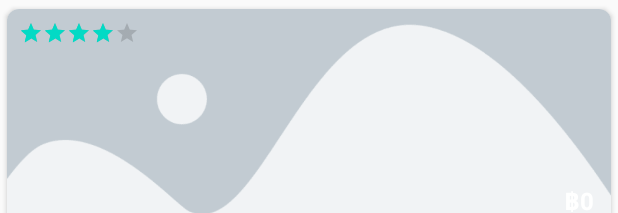
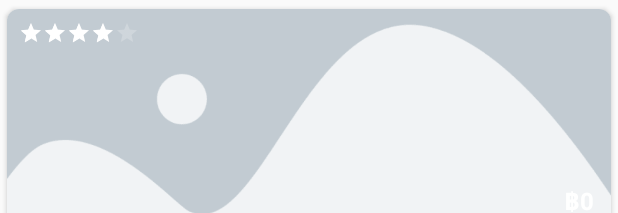
Before and after one commit to sjitprogrammer/CMTravel-kotlin, an Android app: the layout trip_item.xml on its own in the app's theme, with its tools: preview values and no code run, on a phone screen of 412 x 824 dp. Shown: the top 213 px of the screen. Run offline under Robolectric (Android 15) with nearby library versions, the phone set to English and light mode, and no system bars; Roboto replaces fonts that are not available here.

Commit message:
change color rating bar

```diff
--- a/app/src/main/res/layout/trip_item.xml
+++ b/app/src/main/res/layout/trip_item.xml
@@ -68,6 +68,7 @@
             android:layout_marginStart="8dp"
             android:layout_marginLeft="8dp"
             android:layout_marginTop="8dp"
+            android:theme="@style/RatingBar"
             app:layout_constraintStart_toStartOf="parent"
             app:layout_constraintTop_toTopOf="parent" />
     </androidx.constraintlayout.widget.ConstraintLayout>
--- a/app/src/main/res/values/styles.xml
+++ b/app/src/main/res/values/styles.xml
@@ -3,7 +3,6 @@
     <style name="AppTheme" parent="Theme.AppCompat.Light.NoActionBar">
         <!-- Customize your theme here. -->
         <item name="android:textViewStyle">@style/RobotoTextViewStyle</item>
-        <item name="android:ratingBarStyle">@style/RatingBar</item>
         <item name="android:buttonStyle">@style/RobotoButtonStyle</item>
         <item name="colorPrimary">@color/colorPrimary</item>
         <item name="colorPrimaryDark">@color/colorPrimaryDark</item>
@@ -37,8 +36,7 @@
         <item name="android:textColor">#fff</item>
         <item name="android:textSize">16sp</item>
     </style>
-    <style name="RatingBar">
-        <item name="colorControlNormal">@color/blue_background</item>
+    <style name="RatingBar" parent="Theme.AppCompat">
         <item name="colorControlActivated">#fff</item>
     </style>
 </resources>
```
